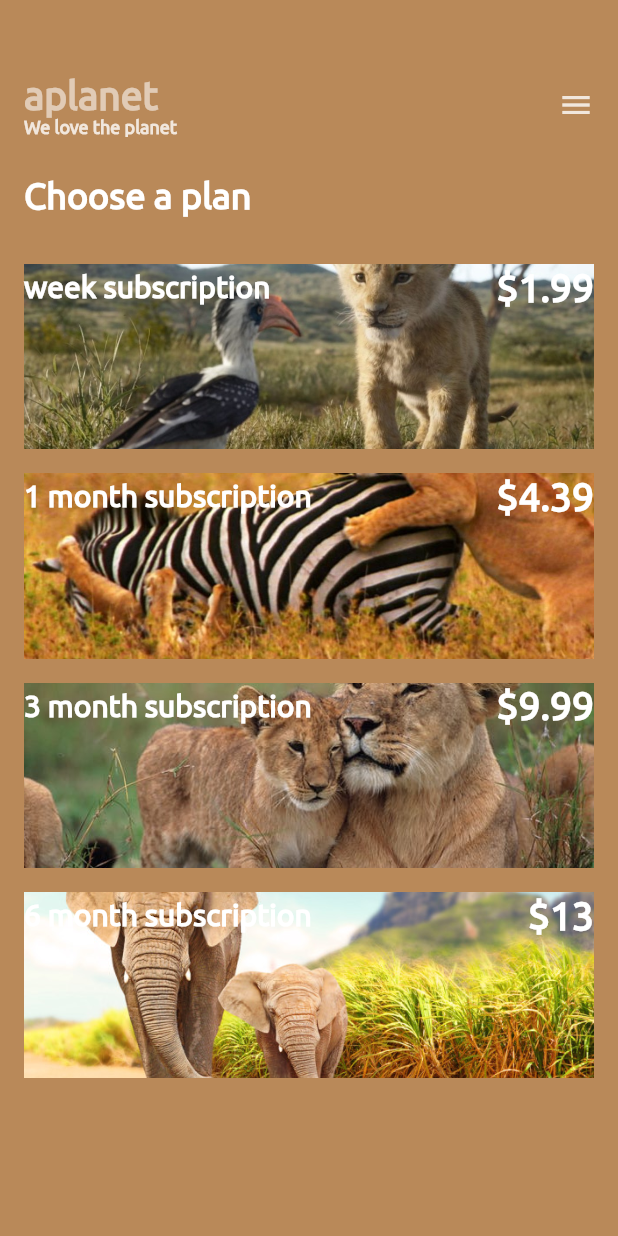
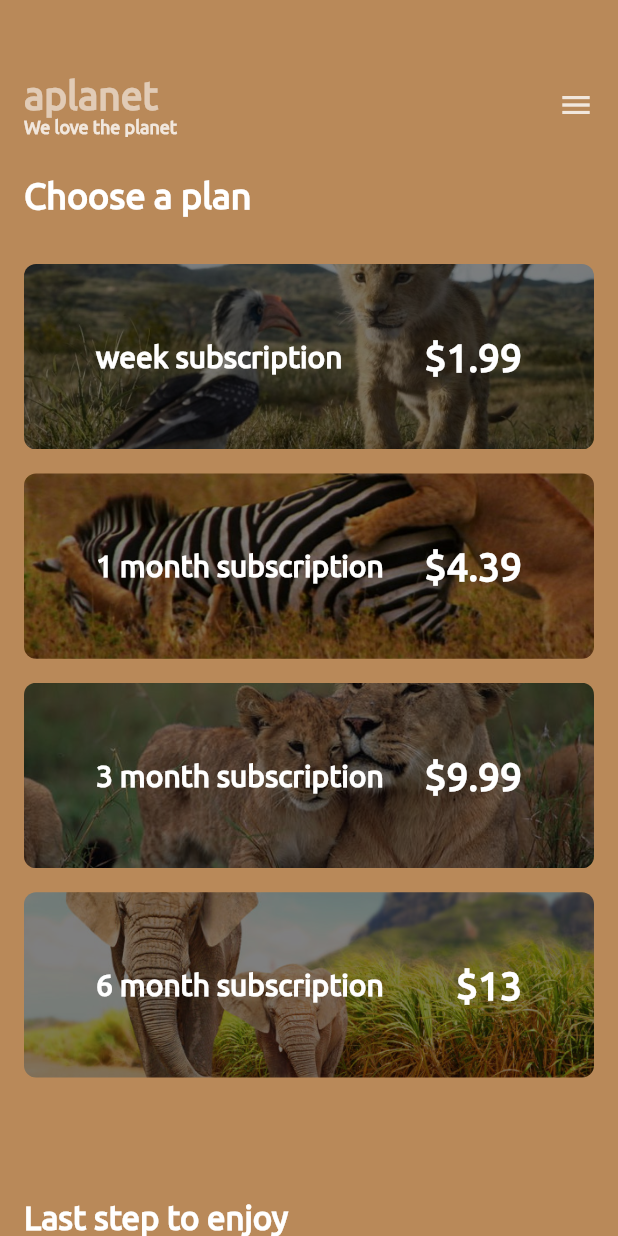
Before and after one commit to Apsaravigamage/Animal_Planet_App, a Flutter app: the ChoosePlanScreen screen opened directly, on a phone screen of 412 x 824 dp. Run offline on Flutter 3.47's test engine with Material 2 defaults, Android fonts, the phone set to English and light mode, and no system bars; project files that could hold a hidden picture were left out.

```diff
--- a/lib/common/subscription_container.dart
+++ b/lib/common/subscription_container.dart
@@ -28,8 +28,27 @@ class SubscriptionContainer extends StatelessWidget {
 
      child: Stack(
        children: <Widget>[
-         Image.asset(imagePath, height: height * 0.6/4, width: width-32, fit: BoxFit.fitWidth,),
-         Row(
+         ClipRRect(
+           borderRadius: BorderRadius.circular(8) ,
+           child: ColorFiltered(
+             colorFilter: ColorFilter.mode(
+               Colors.black.withOpacity(0.5),
+               BlendMode.srcATop,
+              ),
+              child: Image.asset(
+               imagePath,
+               height: height * 0.6 / 4,
+               width: width - 32,
+               fit: BoxFit.fitWidth,
+               ),
+           )
+            ),
+         Positioned(
+           top: 0,
+           right: 48,
+           left: 48,
+           bottom: 0,
+            child: Row(
              children: <Widget> [
                Text(
                  text,
@@ -43,6 +62,7 @@ class SubscriptionContainer extends StatelessWidget {
 
              ],
            ),
+         ),
        ],
      ),
     );
--- a/lib/screens/choose_plan_screen.dart
+++ b/lib/screens/choose_plan_screen.dart
@@ -42,6 +42,18 @@ class ChoosePlanScreen extends StatelessWidget {
               ),
             ],
           ),
+          Positioned(
+            bottom: 0,
+
+            left: 16,
+            child: Text(
+                  Strings.LAST_STEP_TO_ENJOY,
+                  style: TextStyles.buttonTextStyle,
+                ),
+
+
+             )
+
         ],
       ),
     );
--- a/lib/utlls/string.dart
+++ b/lib/utlls/string.dart
@@ -6,6 +6,7 @@ class Strings {
   static const String READY_TO_WATCH = "Ready to watch ?";
   static const String READY_TO_WATCH_DESC = "A planet is a global leader in real life entertainment, serving a passionate audience of superfans around the world with content that inspires, informs and entertains.";
   static const String START_ENJOYING = "Start Enjoying";
+  static const String LAST_STEP_TO_ENJOY = "Last step to enjoy";
   static const String chooseAPlan  = "Choose a plan";
   static const String weekSubscription  = "week subscription";
   static const String oneMonthSubscription  = "1 month subscription";
```
Lines whose indentation alone changed are shown as unchanged.
